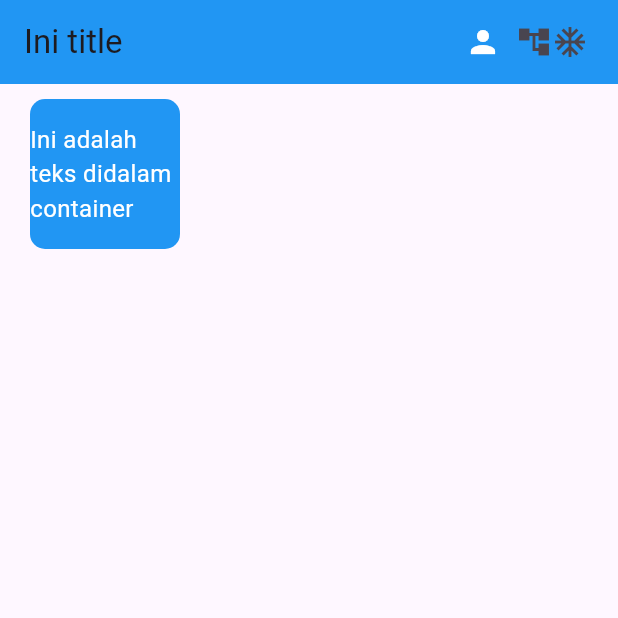
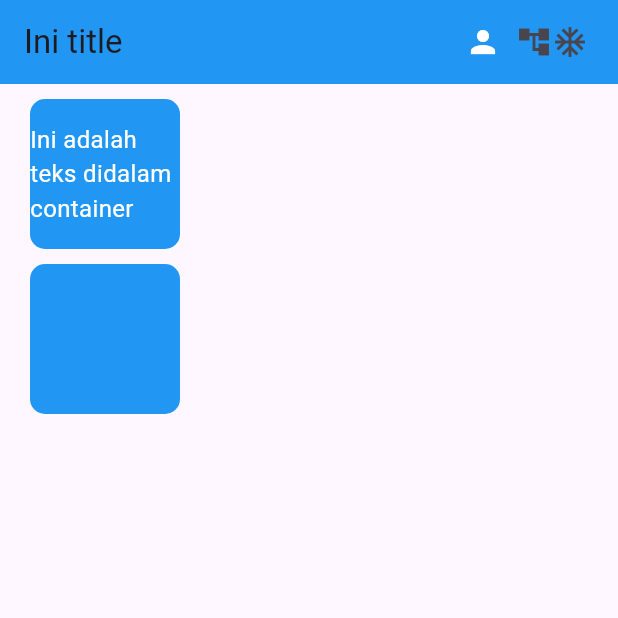
Before and after one commit to helenoktaa/Tugas_week_5_1123150205, a Flutter app: the screen it shows after launch, on a phone screen of 412 x 824 dp, the top half of it. Run offline on Flutter 3.47's test engine with Material 3 defaults, Android fonts, the phone set to English and light mode, and no system bars.

Commit message:
add container kedua

```diff
--- a/lib/main.dart
+++ b/lib/main.dart
@@ -54,6 +54,18 @@ class MyHome extends StatelessWidget {
                 ),
             ),
           ),
+
+          Container(
+            width: 100,
+            height: 100,
+            margin: EdgeInsets.only(top: 10, left: 20),
+            alignment: Alignment.center,
+            decoration: BoxDecoration(
+              color: Colors.blue,
+              borderRadius: BorderRadius.circular(10.0),
+            ),
+          )
+
         ],
       ),
     );
```
